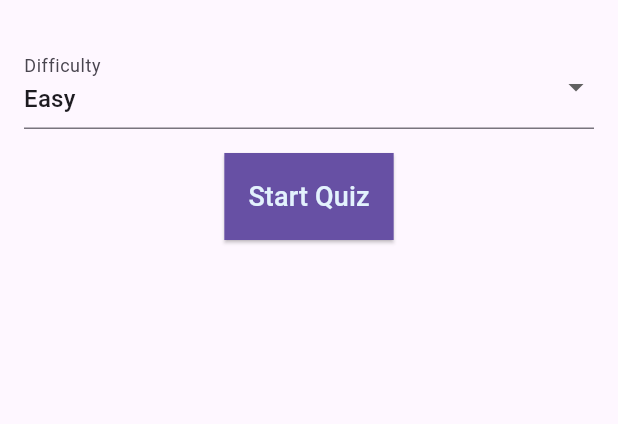
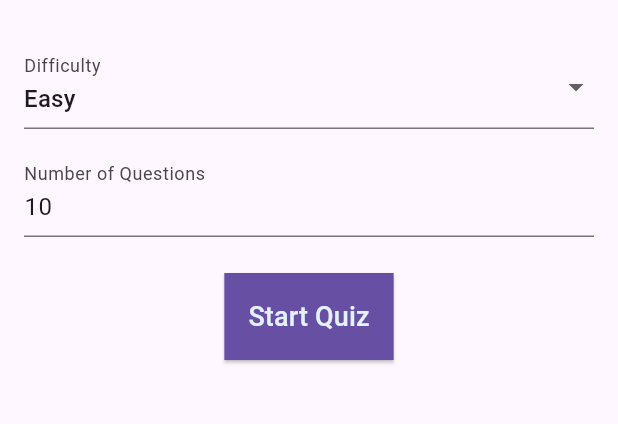
Before and after one commit to abdymazhittoretay/quiz_trivia_app, a Flutter app: the screen it shows after launch, after a tap on "Start Quiz", after a tap on the "exit to app" icon, on a phone screen of 412 x 824 dp, the part 63-487 px from its top. Run offline on Flutter 3.47's test engine with Material 3 defaults, Android fonts, the phone set to English and light mode, and no system bars; network calls fail.

Commit message:
add amount of questions textformfield

```diff
--- a/lib/pages/home_page.dart
+++ b/lib/pages/home_page.dart
@@ -11,6 +11,7 @@ class HomePage extends StatefulWidget {
 class _HomePageState extends State<HomePage> {
   final List<String> _difficulties = ['easy', 'medium', 'hard'];
   String _selectedDifficulty = 'easy';
+  int _amount = 10;
 
   @override
   Widget build(BuildContext context) {
@@ -39,9 +40,7 @@ class _HomePageState extends State<HomePage> {
                     .map(
                       (e) => DropdownMenuItem(
                         value: e,
-                        child: Text(
-                          e[0].toUpperCase() + e.substring(1),
-                        ), // "easy" → "Easy"
+                        child: Text(e[0].toUpperCase() + e.substring(1)),
                       ),
                     )
                     .toList(),
@@ -50,6 +49,22 @@ class _HomePageState extends State<HomePage> {
                 decoration: const InputDecoration(labelText: 'Difficulty'),
               ),
               SizedBox(height: 16.0),
+              TextFormField(
+                initialValue: _amount.toString(),
+                keyboardType: TextInputType.number,
+                decoration: const InputDecoration(
+                  labelText: 'Number of Questions',
+                ),
+                onChanged: (value) {
+                  final val = int.tryParse(value);
+                  if (val != null) {
+                    _amount = val;
+                  } else {
+                    _amount = 1;
+                  }
+                },
+              ),
+              const SizedBox(height: 24),
               ElevatedButton(
                 style: ElevatedButton.styleFrom(
                   padding: EdgeInsets.all(16.0),
@@ -58,13 +73,24 @@ class _HomePageState extends State<HomePage> {
                   foregroundColor: Theme.of(context).secondaryHeaderColor,
                 ),
                 onPressed: () {
-                  Navigator.pushReplacement(
-                    context,
-                    MaterialPageRoute(
-                      builder: (context) =>
-                          QuizPage(difficulty: _selectedDifficulty),
-                    ),
-                  );
+                  if (_amount < 1 || _amount > 50) {
+                    ScaffoldMessenger.of(context).showSnackBar(
+                      const SnackBar(
+                        content: Text('Enter a number between 1 and 50'),
+                      ),
+                    );
+                    return;
+                  } else {
+                    Navigator.pushReplacement(
+                      context,
+                      MaterialPageRoute(
+                        builder: (context) => QuizPage(
+                          difficulty: _selectedDifficulty,
+                          amount: _amount,
+                        ),
+                      ),
+                    );
+                  }
                 },
                 child: const Text(
                   'Start Quiz',
--- a/lib/pages/quiz_page.dart
+++ b/lib/pages/quiz_page.dart
@@ -7,11 +7,9 @@ import 'package:quiz_trivia_app/pages/result_page.dart';
 
 class QuizPage extends StatefulWidget {
   final String difficulty;
+  final int amount;
 
-  const QuizPage({
-    super.key,
-    required this.difficulty,
-  });
+  const QuizPage({super.key, required this.difficulty, required this.amount});
 
   @override
   State<QuizPage> createState() => _QuizPageState();
@@ -41,7 +39,7 @@ class _QuizPageState extends State<QuizPage> {
 
   Future<List<QuestionModel>> fetchQuestions() async {
     final url = Uri.parse(
-      'https://opentdb.com/api.php?amount=10&difficulty=${widget.difficulty}&type=multiple',
+      'https://opentdb.com/api.php?amount=${widget.amount}&difficulty=${widget.difficulty}&type=multiple',
     );
     final response = await http.get(url);
 
@@ -105,7 +103,7 @@ class _QuizPageState extends State<QuizPage> {
   Widget build(BuildContext context) {
     if (_isLoading) {
       return Scaffold(
-        appBar: _buildAppBar(title: 'Question 1 of 10'),
+        appBar: _buildAppBar(title: 'Question 1 of ${widget.amount}'),
         body: Center(child: CircularProgressIndicator()),
       );
     }
```
